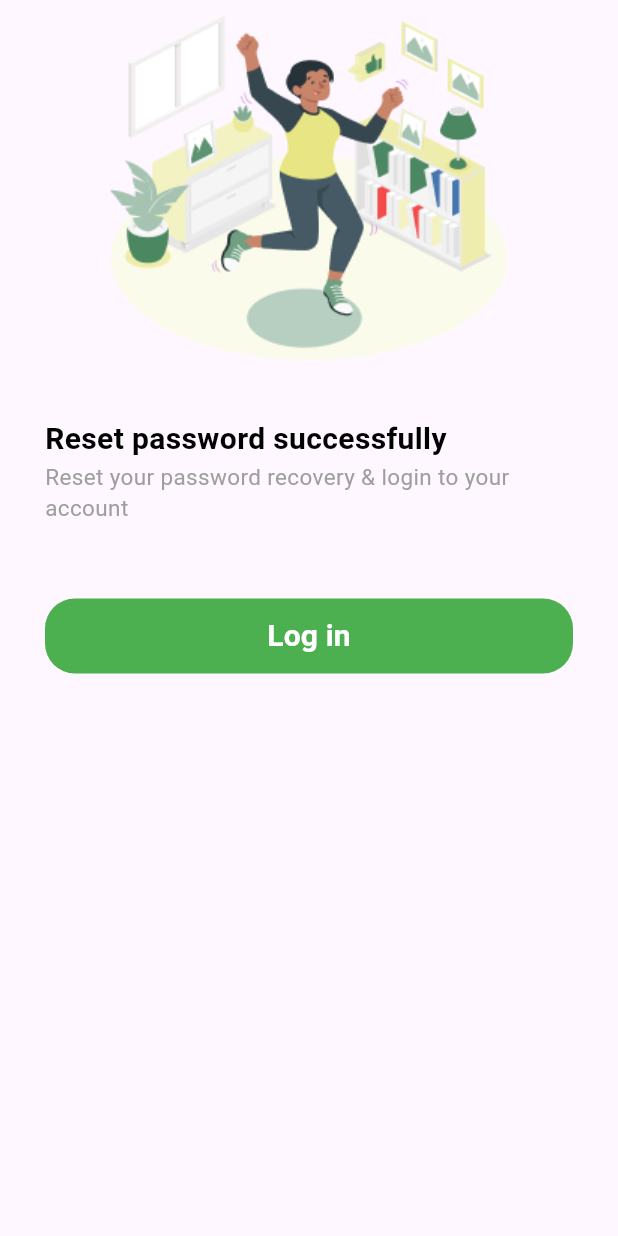
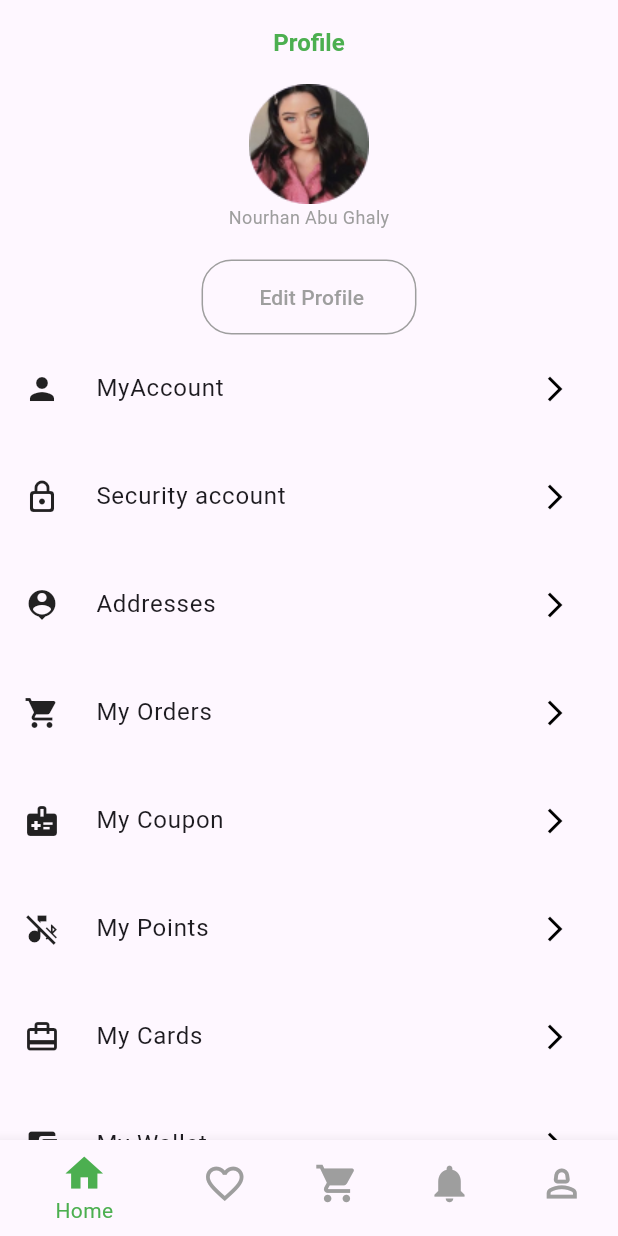
Before and after one commit to NourhanFahmyAbughaly/first_project, a Flutter app: the screen it shows after launch, on a phone screen of 412 x 824 dp. Run offline on Flutter 3.47's test engine with Material 2 defaults, Android fonts, the phone set to English and light mode, and no system bars.

Commit message:
first project 3

```diff
--- a/lib/main.dart
+++ b/lib/main.dart
@@ -6,6 +6,7 @@ import 'package:first_project/screens/Auth/reset_password_success_screen.dart';
 import 'package:first_project/screens/Auth/signup_screen.dart';
 import 'package:first_project/screens/Auth/verfication_screen.dart';
 import 'package:first_project/screens/onboarding_screen/onboarding_screen.dart';
+import 'package:first_project/screens/profile/profile_screen.dart';
 import 'package:first_project/screens/splash_screen/splash_screen.dart';
 import 'package:flutter/material.dart';
 
@@ -26,6 +27,6 @@ class MyApp extends StatelessWidget {
           colorScheme: ColorScheme.fromSeed(seedColor: Colors.deepPurple),
           useMaterial3: true,
         ),
-        home: ResetPasswordSuccessScreen());
+        home: ProfileScreen());
   }
 }
--- /dev/null
+++ b/lib/screens/profile/profile_screen.dart
@@ -0,0 +1,168 @@
+import 'package:flutter/material.dart';
+
+class ProfileScreen extends StatefulWidget {
+  const ProfileScreen({super.key});
+
+  @override
+  State<ProfileScreen> createState() => _ProfileScreenState();
+}
+
+class _ProfileScreenState extends State<ProfileScreen> {
+  int currntIndex = 0;
+  final List<Map<String, dynamic>> profileItem = [
+    {"Icon": Icon(Icons.person), "title": "MyAccount", "function": () {}},
+    {
+      "Icon": Icon(Icons.lock_outline_rounded),
+      "title": "Security account",
+      "function": () {}
+    },
+    {
+      "Icon": Icon(Icons.location_history),
+      "title": "Addresses",
+      "function": () {}
+    },
+    {
+      "Icon": Icon(Icons.shopping_cart),
+      "title": "My Orders",
+      "function": () {}
+    },
+    {
+      "Icon": Icon(Icons.medical_information),
+      "title": "My Coupon",
+      "function": () {}
+    },
+    {
+      "Icon": Icon(Icons.media_bluetooth_off_outlined),
+      "title": "My Points",
+      "function": () {}
+    },
+    {"Icon": Icon(Icons.card_travel), "title": "My Cards", "function": () {}},
+    {
+      "Icon": Icon(Icons.account_balance_wallet_rounded),
+      "title": "My Wallet",
+      "function": () {}
+    },
+    {
+      "Icon": Icon(Icons.card_giftcard),
+      "title": "Gift Card",
+      "function": () {}
+    },
+    {"Icon": Icon(Icons.settings), "title": "settings", "function": () {}},
+    {"Icon": Icon(Icons.logout), "title": "Log out", "function": () {}},
+  ];
+
+  @override
+  Widget build(BuildContext context) {
+    return Scaffold(
+      appBar: AppBar(
+        centerTitle: true,
+        title: Text(
+          "Profile",
+          style: TextStyle(
+            color: Colors.green,
+            fontSize: 16,
+            fontWeight: FontWeight.w600,
+          ),
+        ),
+      ),
+      bottomNavigationBar: BottomNavigationBar(
+        onTap: (index) {
+          setState(() {
+            currntIndex = index;
+          });
+        },
+        iconSize: 30,
+        selectedItemColor: Colors.green,
+        unselectedItemColor: Colors.grey,
+        currentIndex: currntIndex,
+        items: [
+          BottomNavigationBarItem(
+            icon: Icon(Icons.home),
+            label: "Home",
+          ),
+          BottomNavigationBarItem(
+            icon: Icon(Icons.favorite_border),
+            label: "favorite",
+          ),
+          BottomNavigationBarItem(
+            icon: Icon(Icons.shopping_cart),
+            label: "Cart",
+          ),
+          BottomNavigationBarItem(
+            icon: Icon(Icons.notifications),
+            label: "Homnotificationse",
+          ),
+          BottomNavigationBarItem(
+            icon: Icon(Icons.person_2_outlined),
+            label: "Profile",
+          ),
+        ],
+      ),
+      body: Center(
+        child: Column(
+          mainAxisAlignment: MainAxisAlignment.center,
+          crossAxisAlignment: CrossAxisAlignment.center,
+          children: [
+            CircleAvatar(
+              child: Image.asset("assets/image 28.png"),
+              radius: 40,
+            ),
+            Text(
+              "Nourhan Abu Ghaly",
+              style: TextStyle(
+                  color: Colors.grey,
+                  fontSize: 12,
+                  fontWeight: FontWeight.w400),
+            ),
+            Container(
+              margin: EdgeInsets.only(top: 20),
+              decoration: BoxDecoration(
+                border: Border.all(color: Colors.grey),
+                borderRadius: BorderRadius.all(
+                  Radius.circular(20),
+                ),
+              ),
+              child: MaterialButton(
+                textColor: Colors.grey,
+                onPressed: () {},
+                child: Text("      Edit Profile     "),
+              ),
+            ),
+            Expanded(
+              child: ListView.builder(
+                  itemCount: profileItem.length,
+                  itemBuilder: (context, index) {
+                    return Container(
+                      padding: EdgeInsets.all(8.0),
+                      child: Row(
+                        mainAxisAlignment: MainAxisAlignment.center,
+                        crossAxisAlignment: CrossAxisAlignment.center,
+                        children: [
+                          Container(
+                            padding: EdgeInsets.all(8.0),
+                            child: profileItem[index]["Icon"],
+                          ),
+                          Expanded(
+                            child: InkWell(
+                              onTap: profileItem[index]["function"],
+                              child: ListTile(
+                                trailing: Icon(
+                                  Icons.arrow_forward_ios,
+                                  color: Colors.black,
+                                  size: 20,
+                                ),
+                                title: Text(profileItem[index]["title"]),
+                              ),
+                            ),
+                          ),
+                        ],
+                      ),
+                    );
+                  }),
+            )
+          ],
+        ),
+      ),
+    );
+  }
+}
```
Also changed, not shown: assets/image 28.png (added).
